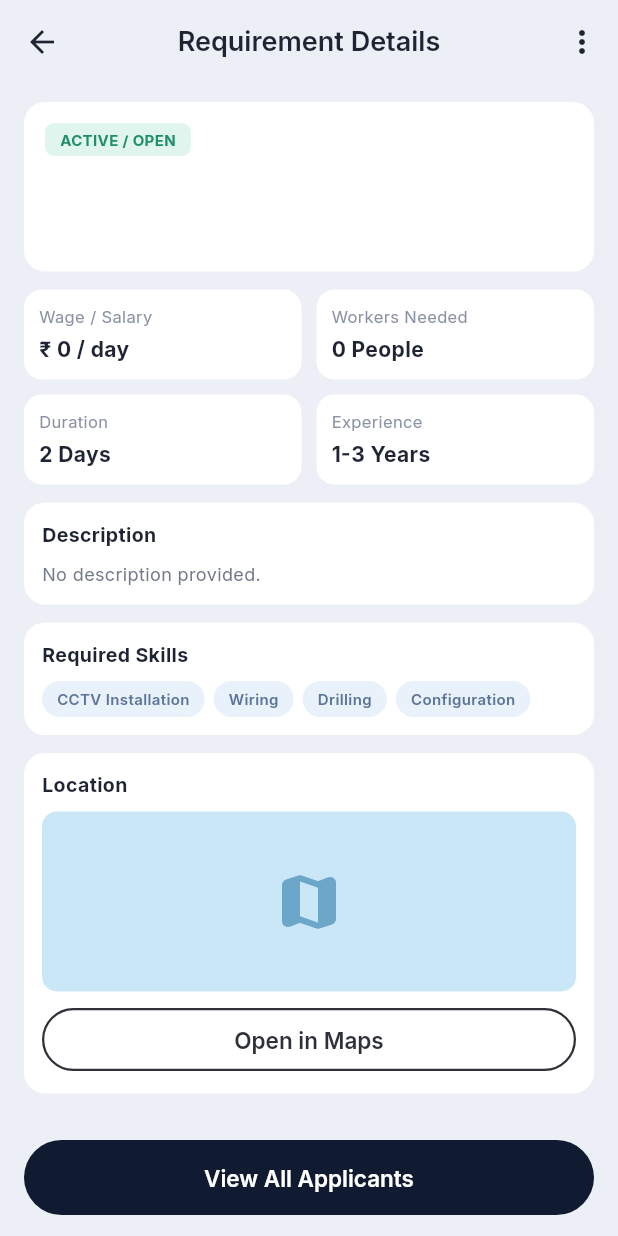
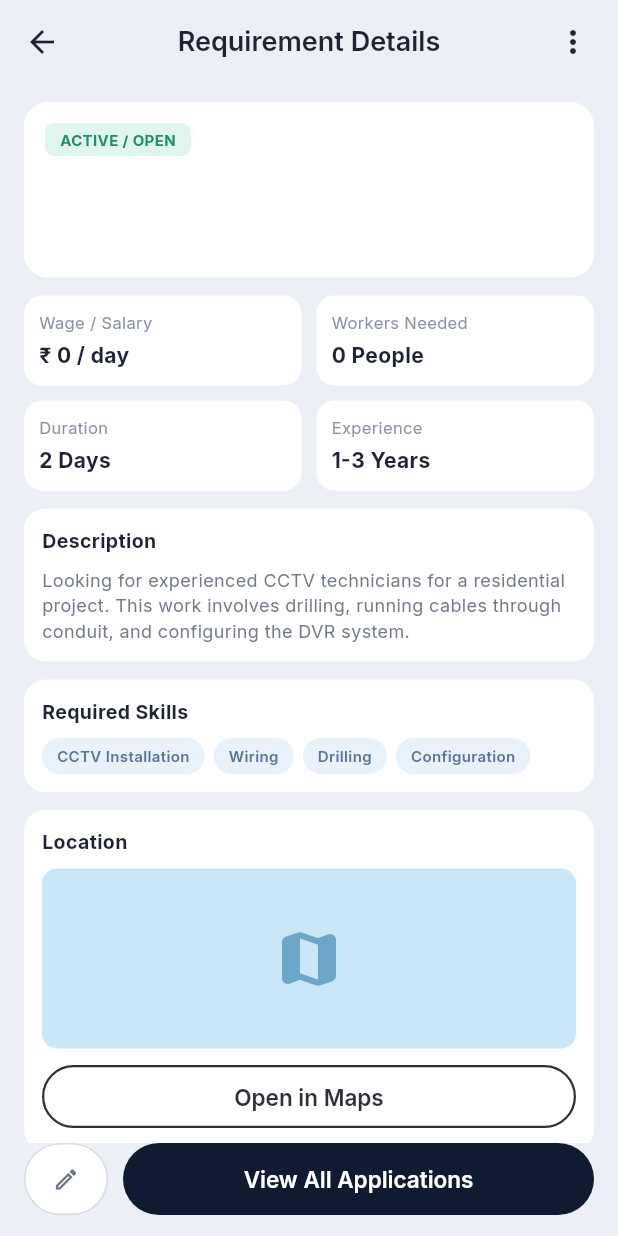
Before and after one commit to sanjumorya-dev/FE-job, a Flutter app: the OwnerRequirementDetailScreen screen opened directly with empty values, on a phone screen of 412 x 824 dp. Run offline on Flutter 3.47's test engine with Material 3 defaults, Android fonts, the phone set to English and light mode, and no system bars; our stand-ins replace google_fonts, image_picker, loading_animation_widget, lottie, shared_preferences; accounts and stored records are empty.

Commit message:
Update requirement detail screen actions to match figma

```diff
--- a/lib/ui/screens/owner/owner_requirement_detail_screen.dart
+++ b/lib/ui/screens/owner/owner_requirement_detail_screen.dart
@@ -14,15 +14,49 @@ class OwnerRequirementDetailScreen extends StatelessWidget {
       appBar: AppBar(
         title: const Text('Requirement Details'),
         centerTitle: true,
-        actions: const [
-          Padding(
-            padding: EdgeInsets.only(right: 12),
-            child: Icon(Icons.more_vert_rounded),
-          )
+        actions: [
+          PopupMenuButton<String>(
+            icon: const Icon(Icons.more_vert_rounded),
+            shape: RoundedRectangleBorder(borderRadius: BorderRadius.circular(14)),
+            onSelected: (value) {
+              if (value == 'delete') {
+                ScaffoldMessenger.of(context).showSnackBar(
+                  const SnackBar(content: Text('Delete action coming soon')),
+                );
+              } else if (value == 'hold') {
+                ScaffoldMessenger.of(context).showSnackBar(
+                  const SnackBar(content: Text('Hold action coming soon')),
+                );
+              }
+            },
+            itemBuilder: (context) => const [
+              PopupMenuItem<String>(
+                value: 'delete',
+                child: Text(
+                  'Delete',
+                  style: TextStyle(
+                    color: Color(0xFFDD3E3E),
+                    fontWeight: FontWeight.w600,
+                  ),
+                ),
+              ),
+              PopupMenuItem<String>(
+                value: 'hold',
+                child: Text(
+                  'Hold',
+                  style: TextStyle(
+                    color: Color(0xFF171717),
+                    fontWeight: FontWeight.w600,
+                  ),
+                ),
+              ),
+            ],
+          ),
+          const SizedBox(width: 6),
         ],
       ),
       body: SingleChildScrollView(
-        padding: const EdgeInsets.fromLTRB(16, 12, 16, 110),
+        padding: const EdgeInsets.fromLTRB(16, 12, 16, 120),
         child: Column(
           crossAxisAlignment: CrossAxisAlignment.start,
           children: [
@@ -31,14 +65,13 @@ class OwnerRequirementDetailScreen extends StatelessWidget {
               padding: const EdgeInsets.all(14),
               decoration: BoxDecoration(
                 color: Colors.white,
-                borderRadius: BorderRadius.circular(14),
+                borderRadius: BorderRadius.circular(16),
               ),
               child: Column(
                 crossAxisAlignment: CrossAxisAlignment.start,
                 children: [
                   Container(
-                    padding:
-                        const EdgeInsets.symmetric(horizontal: 10, vertical: 4),
+                    padding: const EdgeInsets.symmetric(horizontal: 10, vertical: 4),
                     decoration: BoxDecoration(
                       color: const Color(0xFFDFF5ED),
                       borderRadius: BorderRadius.circular(6),
@@ -56,15 +89,15 @@ class OwnerRequirementDetailScreen extends StatelessWidget {
                   Text(
                     requirement.title,
                     style: const TextStyle(
-                      fontSize: 26,
-                      height: 1.15,
+                      fontSize: 30,
+                      height: 1.1,
                       fontWeight: FontWeight.w700,
                       color: AppColors.textMain,
                     ),
                   ),
-                  const SizedBox(height: 6),
+                  const SizedBox(height: 7),
                   Text(
-                    requirement.address ?? 'No location provided',
+                    requirement.address ?? 'Site Office, Sector 45, Gurugram',
                     style: const TextStyle(
                       color: AppColors.textSecondary,
                       fontSize: 12,
@@ -76,8 +109,7 @@ class OwnerRequirementDetailScreen extends StatelessWidget {
             const SizedBox(height: 12),
             Row(
               children: [
-                _metricTile('Wage / Salary',
-                    '₹ ${(requirement.salary ?? 0).toStringAsFixed(0)} / day'),
+                _metricTile('Wage / Salary', '₹ ${(requirement.salary ?? 0).toStringAsFixed(0)} / day'),
                 const SizedBox(width: 10),
                 _metricTile('Workers Needed', '${requirement.personNeed ?? 0} People'),
               ],
@@ -94,7 +126,7 @@ class OwnerRequirementDetailScreen extends StatelessWidget {
             _sectionCard(
               'Description',
               requirement.description.isEmpty
-                  ? 'No description provided.'
+                  ? 'Looking for experienced CCTV technicians for a residential project. This work involves drilling, running cables through conduit, and configuring the DVR system.'
                   : requirement.description,
             ),
             const SizedBox(height: 12),
@@ -108,9 +140,10 @@ class OwnerRequirementDetailScreen extends StatelessWidget {
               child: Column(
                 crossAxisAlignment: CrossAxisAlignment.start,
                 children: [
-                  const Text('Required Skills',
-                      style:
-                          TextStyle(fontWeight: FontWeight.w700, fontSize: 13)),
+                  const Text(
+                    'Required Skills',
+                    style: TextStyle(fontWeight: FontWeight.w700, fontSize: 13),
+                  ),
                   const SizedBox(height: 8),
                   Wrap(
                     spacing: 6,
@@ -136,9 +169,10 @@ class OwnerRequirementDetailScreen extends StatelessWidget {
               child: Column(
                 crossAxisAlignment: CrossAxisAlignment.start,
                 children: [
-                  const Text('Location',
-                      style:
-                          TextStyle(fontWeight: FontWeight.w700, fontSize: 13)),
+                  const Text(
+                    'Location',
+                    style: TextStyle(fontWeight: FontWeight.w700, fontSize: 13),
+                  ),
                   const SizedBox(height: 8),
                   Container(
                     height: 120,
@@ -147,8 +181,11 @@ class OwnerRequirementDetailScreen extends StatelessWidget {
                       borderRadius: BorderRadius.circular(10),
                     ),
                     alignment: Alignment.center,
-                    child: const Icon(Icons.map_rounded,
-                        size: 48, color: Color(0xFF6CA6C9)),
+                    child: const Icon(
+                      Icons.map_rounded,
+                      size: 48,
+                      color: Color(0xFF6CA6C9),
+                    ),
                   ),
                   const SizedBox(height: 8),
                   SizedBox(
@@ -168,8 +205,29 @@ class OwnerRequirementDetailScreen extends StatelessWidget {
         top: false,
         child: Padding(
           padding: const EdgeInsets.fromLTRB(16, 0, 16, 14),
+          child: Row(
+            children: [
+              SizedBox(
+                height: 48,
+                width: 56,
+                child: OutlinedButton(
+                  onPressed: () {},
+                  style: OutlinedButton.styleFrom(
+                    side: const BorderSide(color: Color(0xFFD4D9E2)),
+                    shape: RoundedRectangleBorder(
+                      borderRadius: BorderRadius.circular(24),
+                    ),
+                    backgroundColor: Colors.white,
+                    foregroundColor: const Color(0xFF6A7486),
+                    padding: EdgeInsets.zero,
+                  ),
+                  child: const Icon(Icons.edit_outlined, size: 18),
+                ),
+              ),
+              const SizedBox(width: 10),
+              Expanded(
                 child: SizedBox(
-            height: 50,
+                  height: 48,
                   child: ElevatedButton(
                     onPressed: () {
                       Navigator.push(
@@ -182,11 +240,14 @@ class OwnerRequirementDetailScreen extends StatelessWidget {
                     style: ElevatedButton.styleFrom(
                       backgroundColor: const Color(0xFF101B31),
                       shape: RoundedRectangleBorder(
-                  borderRadius: BorderRadius.circular(25),
+                        borderRadius: BorderRadius.circular(24),
                       ),
                     ),
-              child: const Text('View All Applicants'),
+                    child: const Text('View All Applications'),
                   ),
+                ),
+              ),
+            ],
           ),
         ),
       ),
@@ -234,8 +295,10 @@ class OwnerRequirementDetailScreen extends StatelessWidget {
       child: Column(
         crossAxisAlignment: CrossAxisAlignment.start,
         children: [
-          Text(title,
-              style: const TextStyle(fontWeight: FontWeight.w700, fontSize: 13)),
+          Text(
+            title,
+            style: const TextStyle(fontWeight: FontWeight.w700, fontSize: 13),
+          ),
           const SizedBox(height: 8),
           Text(
             body,
```
Lines whose indentation alone changed are shown as unchanged.
